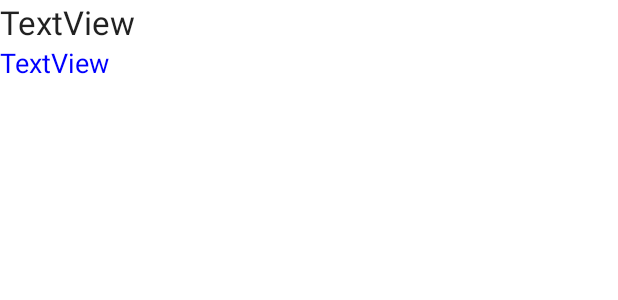
After one commit to Shohilupadhyay044/Crib_Assignment, an Android app: the layout row.xml on its own in the app's theme, with its tools: preview values and no code run, on a phone screen of 412 x 824 dp. The commit adds this screen. Shown: the top 300 px of the screen. Run offline under Robolectric (Android 15) with nearby library versions, the phone set to English and light mode, and no system bars.

Commit message:
Done All

```diff
--- a/app/src/main/AndroidManifest.xml
+++ b/app/src/main/AndroidManifest.xml
@@ -1,6 +1,8 @@
 <?xml version="1.0" encoding="utf-8"?>
 <manifest xmlns:android="http://schemas.android.com/apk/res/android"
     package="com.example.phonesmsreader">
+
+    <uses-permission android:name="android.permission.READ_SMS"/>
 
     <application
         android:allowBackup="true"
@@ -16,6 +18,7 @@
                 <category android:name="android.intent.category.LAUNCHER" />
             </intent-filter>
         </activity>
+
     </application>
 
 </manifest>
--- /dev/null
+++ b/app/src/main/res/layout/row.xml
@@ -0,0 +1,23 @@
+<?xml version="1.0" encoding="utf-8"?>
+<LinearLayout xmlns:android="http://schemas.android.com/apk/res/android"
+	android:orientation="vertical" android:layout_width="match_parent"
+	android:layout_height="match_parent">
+	<TextView
+		android:textAppearance="?android:attr/textAppearanceLarge"
+		android:text="TextView"
+		android:layout_width="wrap_content"
+		android:layout_height="wrap_content"
+		android:id="@+id/lblMsg">
+
+	</TextView>
+
+	<TextView
+		android:textAppearance="?android:attr/textAppearanceMedium"
+		android:text="TextView"
+		android:layout_width="wrap_content"
+		android:layout_height="wrap_content"
+		android:textColor="#00f"
+		android:id="@+id/lblNumber">
+
+	</TextView>
+</LinearLayout>
```
Also changed, not shown: app/src/main/java/com/example/phonesmsreader/FetchSmsFragment.kt (+67 -10 lines), app/src/main/java/com/example/phonesmsreader/SearchFragment.kt (+14 -6 lines), app/src/main/res/layout/fragment_fetch_sms.xml (+4 -3 lines).
